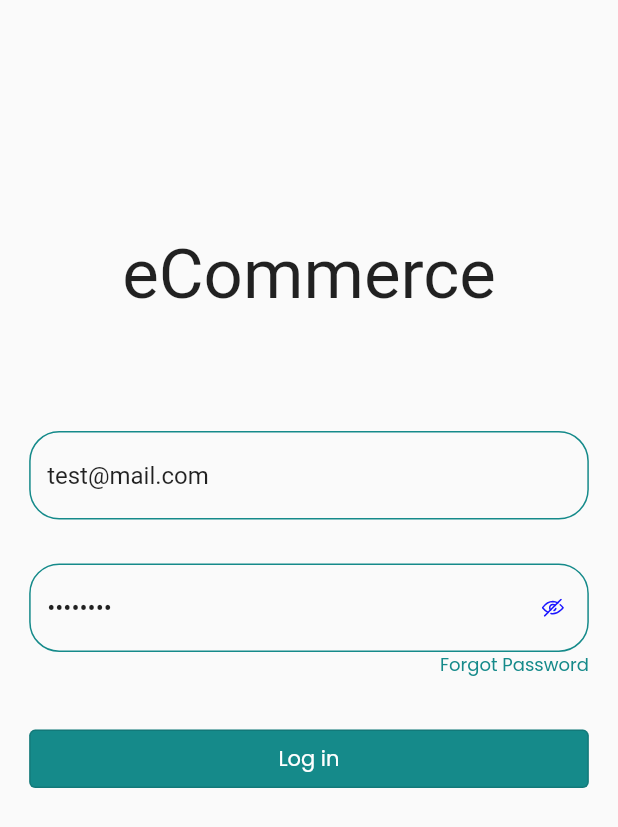
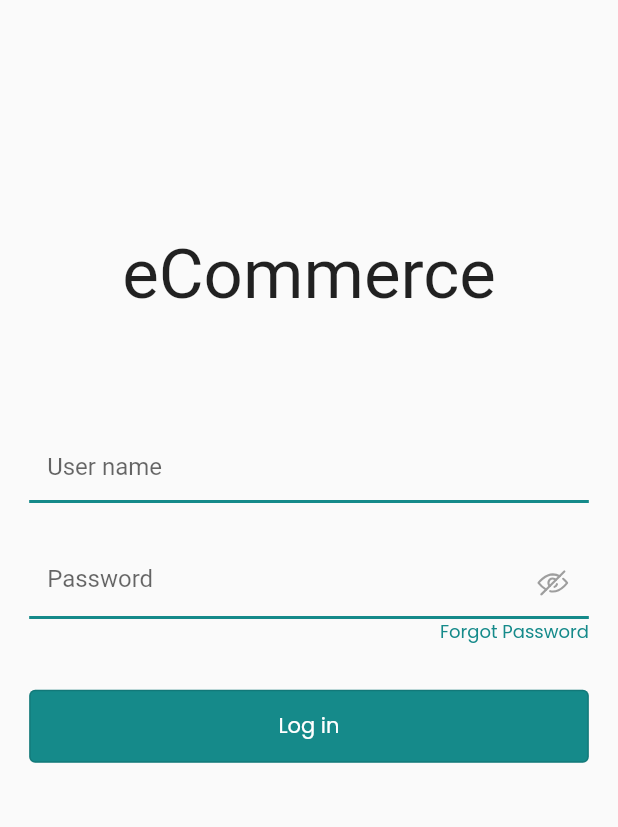
Before and after one commit to TretiakAnton/store, a Flutter app: the screen it shows after launch, on a phone screen of 412 x 824 dp. Shown: the top 827 px of the screen. Run offline on Flutter 3.47's test engine with Material 2 defaults, Android fonts, the phone set to English and light mode, and no system bars; our stand-ins replace auto_route, cached_network_image, firebase_auth, firebase_core, flutter_bloc, flutter_svg and 2 more; accounts and stored records are empty; Roboto replaces fonts that are missing (Prata).

Commit message:
app ready

```diff
--- /dev/null
+++ b/lib/app.dart
@@ -0,0 +1,36 @@
+import 'package:flutter/material.dart';
+import 'package:flutter_bloc/flutter_bloc.dart';
+import 'package:store/core/constants.dart';
+import 'package:store/core/navigation/app_router.dart';
+import 'package:store/logic/login_bloc/login_cubit.dart';
+import 'package:store/logic/store_bloc/store_cubit.dart';
+
+final GlobalKey<ScaffoldMessengerState> materialAppKey =
+    GlobalKey<ScaffoldMessengerState>();
+
+class MyApp extends StatelessWidget {
+  MyApp({Key? key}) : super(key: key);
+  final _appRouter = AppRouter();
+
+  @override
+  Widget build(BuildContext context) {
+    //TODO add splash screen
+    return MultiBlocProvider(
+      providers: [
+        BlocProvider<LoginCubit>(create: (context) => LoginCubit()),
+        BlocProvider<StoreCubit>(create: (context) => StoreCubit()),
+      ],
+      child: MaterialApp.router(
+        debugShowCheckedModeBanner: false,
+        scaffoldMessengerKey: materialAppKey,
+        theme: ThemeData(
+          colorScheme: ColorScheme.fromSwatch().copyWith(
+            primary: primary,
+          ),
+        ),
+        routerDelegate: _appRouter.delegate(),
+        routeInformationParser: _appRouter.defaultRouteParser(),
+      ),
+    );
+  }
+}
--- a/lib/core/widgets/inputs.dart
+++ b/lib/core/widgets/inputs.dart
@@ -37,17 +37,21 @@ class _PasswordInputState extends State<PasswordInput> {
       inputFormatters: [
         LengthLimitingTextInputFormatter(40),
       ],
-      suffixIcon: IconButton(
-        onPressed: () {
+      suffixIcon: GestureDetector(
+        onTap: () {
           setState(() {
             isPasswordObscure = !isPasswordObscure;
           });
         },
-        icon: SvgPicture.asset(
+        child: SvgPicture.asset(
           isPasswordObscure
               ? 'assets/svg/hidden_icon.svg'
               : 'assets/svg/not_hidden_icon.svg',
-          width: 15,
+          width: horizontalPadding,
+          colorFilter: const ColorFilter.mode(
+            Colors.grey,
+            BlendMode.srcIn,
+          ),
         ),
       ),
     );
@@ -154,48 +158,42 @@ class InputWidget extends StatelessWidget {
               )
             : null,
         disabledBorder: inputBorder ??
-            OutlineInputBorder(
-              borderRadius: BorderRadius.circular(20),
+            UnderlineInputBorder(
               borderSide: BorderSide(
-                width: 1,
+                width: 2,
                 color: primary,
               ),
             ),
         border: inputBorder ??
-            OutlineInputBorder(
-              borderRadius: BorderRadius.circular(20),
+            UnderlineInputBorder(
               borderSide: BorderSide(
-                width: 1,
+                width: 2,
                 color: primary,
               ),
             ),
         focusedBorder: inputBorder ??
-            OutlineInputBorder(
-              borderRadius: BorderRadius.circular(20),
+            UnderlineInputBorder(
               borderSide: BorderSide(
-                width: 1,
+                width: 2,
                 color: primary,
               ),
             ),
         enabledBorder: inputBorder ??
-            OutlineInputBorder(
-              borderRadius: BorderRadius.circular(20),
+            UnderlineInputBorder(
               borderSide: BorderSide(
-                width: 1,
+                width: 2,
                 color: primary,
               ),
             ),
-        errorBorder: OutlineInputBorder(
-          borderRadius: BorderRadius.circular(20),
-          borderSide: const BorderSide(
-            width: 1,
+        errorBorder: const UnderlineInputBorder(
+          borderSide: BorderSide(
+            width: 2,
             color: Colors.red,
           ),
         ),
-        focusedErrorBorder: OutlineInputBorder(
-          borderRadius: BorderRadius.circular(20),
-          borderSide: const BorderSide(
-            width: 1,
+        focusedErrorBorder: const UnderlineInputBorder(
+          borderSide: BorderSide(
+            width: 2,
             color: Colors.red,
           ),
         ),
--- a/lib/logic/login_bloc/login_cubit.dart
+++ b/lib/logic/login_bloc/login_cubit.dart
@@ -1,5 +1,7 @@
+import 'package:firebase_auth/firebase_auth.dart';
 import 'package:flutter/material.dart';
 import 'package:flutter_bloc/flutter_bloc.dart';
+import 'package:store/core/widgets/snackbar.dart';
 import 'package:store/networking/auth_repository.dart';
 
 part 'login_state.dart';
@@ -20,7 +22,8 @@ class LoginCubit extends Cubit<LoginState> {
         email: email,
         password: password,
       );
-    } on Exception catch (_) {
+    } on FirebaseAuthException catch (e) {
+      CustomSnackbar().showSnackBar(label: e.message ?? 'Something went wrong');
       emit(LoginFailed());
     }
     if (isAuthenticated) {
--- a/lib/logic/store_bloc/store_cubit.dart
+++ b/lib/logic/store_bloc/store_cubit.dart
@@ -13,7 +13,7 @@ class StoreCubit extends Cubit<StoreState> {
   List<Product>? _products;
 
   List<Product>? get products => _products;
-
+//TODO add favourites feature
   Future<void> getProducts() async {
     emit(StoreInProgress());
     final List<Product> result = await _repository.getProducts();
--- a/lib/main.dart
+++ b/lib/main.dart
@@ -1,11 +1,10 @@
 import 'package:firebase_core/firebase_core.dart';
 import 'package:flutter/material.dart';
-import 'package:flutter_bloc/flutter_bloc.dart';
-import 'package:store/core/constants.dart';
-import 'package:store/core/navigation/app_router.dart';
-import 'package:store/logic/login_bloc/login_cubit.dart';
-import 'package:store/logic/store_bloc/store_cubit.dart';
+import 'package:store/app.dart';
 
+//TODO configure apple app
+//TODO add text styles
+//TODO add code gen for assets
 Future<void> main() async {
   WidgetsFlutterBinding.ensureInitialized();
   await Firebase.initializeApp(
@@ -18,28 +17,3 @@ Future<void> main() async {
   ));
   runApp(MyApp());
 }
-
-class MyApp extends StatelessWidget {
-  MyApp({Key? key}) : super(key: key);
-  final _appRouter = AppRouter();
-
-  @override
-  Widget build(BuildContext context) {
-    return MultiBlocProvider(
-      providers: [
-        BlocProvider<LoginCubit>(create: (context) => LoginCubit()),
-        BlocProvider<StoreCubit>(create: (context) => StoreCubit()),
-      ],
-      child: MaterialApp.router(
-        debugShowCheckedModeBanner: false,
-        theme: ThemeData(
-          colorScheme: ColorScheme.fromSwatch().copyWith(
-            primary: primary,
-          ),
-        ),
-        routerDelegate: _appRouter.delegate(),
-        routeInformationParser: _appRouter.defaultRouteParser(),
-      ),
-    );
-  }
-}
--- a/lib/networking/auth_repository.dart
+++ b/lib/networking/auth_repository.dart
@@ -1,6 +1,7 @@
 import 'package:firebase_auth/firebase_auth.dart';
 
 class AuthRepository {
+  //TODO add another ways to login
   Future<bool> login({
     required String email,
     required String password,
--- a/lib/view/screens/login_screen.dart
+++ b/lib/view/screens/login_screen.dart
@@ -3,7 +3,7 @@ import 'package:flutter/material.dart';
 import 'package:flutter_bloc/flutter_bloc.dart';
 import 'package:google_fonts/google_fonts.dart';
 import 'package:store/core/constants.dart';
-import 'package:store/core/navigation/app_router.dart';
+import 'package:store/core/navigation/routes.dart';
 import 'package:store/core/widgets/inputs.dart';
 import 'package:store/logic/login_bloc/login_cubit.dart';
 
@@ -15,10 +15,8 @@ class LoginScreen extends StatefulWidget {
 }
 
 class _LoginScreenState extends State<LoginScreen> {
-  TextEditingController emailController =
-      TextEditingController(text: 'test@mail.com');
-  TextEditingController passwordController =
-      TextEditingController(text: 'Test1234');
+  TextEditingController emailController = TextEditingController();
+  TextEditingController passwordController = TextEditingController();
 
   @override
   Widget build(BuildContext context) {
@@ -26,11 +24,12 @@ class _LoginScreenState extends State<LoginScreen> {
     return BlocListener<LoginCubit, LoginState>(
       listener: (context, state) {
         if (state is LoginCompleted) {
-          context.router.popAndPush(const HomeScreenRoute());
+          context.router.pushNamed(Routes.homeScreen);
         }
       },
       child: SafeArea(
         child: Scaffold(
+          resizeToAvoidBottomInset: false,
           body: Padding(
             padding: EdgeInsets.all(verticalPadding),
             child: Column(
@@ -50,8 +49,11 @@ class _LoginScreenState extends State<LoginScreen> {
                 SizedBox(
                   height: verticalPadding * 4,
                 ),
+                //TODO add validation
                 InputWidget(
                   textEditingController: emailController,
+                  textInputAction: TextInputAction.next,
+                  textInputType: TextInputType.emailAddress,
                   hintText: 'User name',
                 ),
                 SizedBox(
@@ -59,6 +61,7 @@ class _LoginScreenState extends State<LoginScreen> {
                 ),
                 PasswordInput(
                   passController: passwordController,
+                  textInputAction: TextInputAction.done,
                 ),
                 Row(
                   mainAxisAlignment: MainAxisAlignment.end,
@@ -88,8 +91,8 @@ class _LoginScreenState extends State<LoginScreen> {
                           child: OutlinedButton(
                             style: OutlinedButton.styleFrom(
                               minimumSize: Size(
-                                verticalPadding * 2,
-                                verticalPadding * 2,
+                                verticalPadding * 2.5,
+                                verticalPadding * 2.5,
                               ),
                               backgroundColor: primary,
                             ),
```
Also changed, not shown: lib/core/widgets/snackbar.dart (added, +35 -0 lines), lib/view/screens/home_screen.dart (+10 -1 lines).
